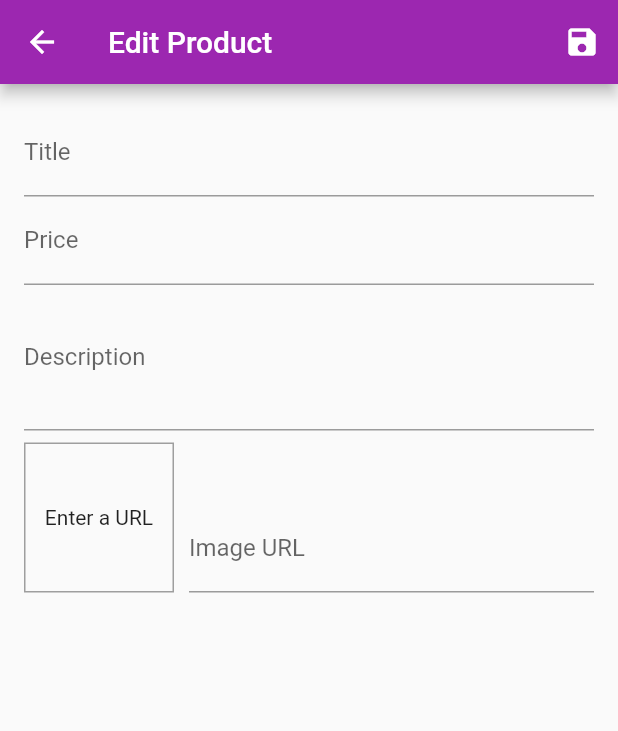
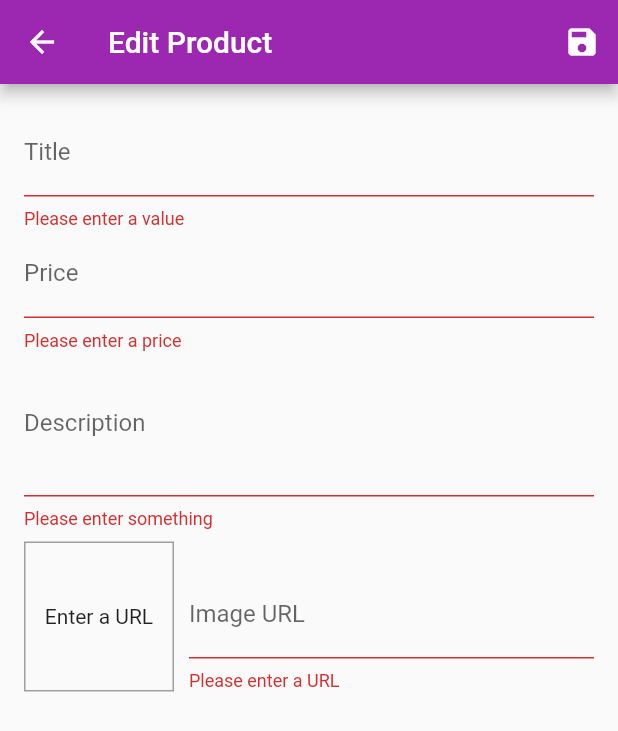
Before and after one commit to Nirbhay-nrb/The-Shop-App, a Flutter app: the EditProductScreen screen opened by its route, after a tap on the "save" icon, on a phone screen of 412 x 824 dp. Shown: the top 731 px of the screen. Run offline on Flutter 3.47's test engine with Material 2 defaults, Android fonts, the phone set to English and light mode, and no system bars; network calls fail.

Commit message:
saving forms, adding new products and editing products

```diff
--- a/the_shop_app/lib/screens/edit_product_screen.dart
+++ b/the_shop_app/lib/screens/edit_product_screen.dart
@@ -1,5 +1,7 @@
 import 'package:flutter/material.dart';
+import 'package:provider/provider.dart';
 import 'package:the_shop_app/providers/product.dart';
+import 'package:the_shop_app/providers/products_provider.dart';
 
 class EditProductScreen extends StatefulWidget {
   static const routeName = '/edit-product';
@@ -18,15 +20,55 @@ class _EditProductScreenState extends State<EditProductScreen> {
     price: 0,
     imageUrl: '',
   );
+  var _initValues = {
+    // will be used to initialize the textFormFields in case of editing or new product
+    'title': '',
+    'description': '',
+    'price': '',
+    'imageUrl': '',
+  };
+  var _isInit = true;
 
   @override
   void initState() {
     _imageUrlFocusNode.addListener(_updateImageUrl);
+    // you cannot use ModalRoute to access arguments in initstate so you have to use
+    // didChangeDependencies
     super.initState();
+  }
+
+  @override
+  void didChangeDependencies() {
+    // this will be run whenever there is any change
+    // but this also runs before the build is execute just like initstate
+
+    // as this will be executed multiple times, we need as bool variable to not let the code refresh the form again and again
+    if (_isInit) {
+      final productId = ModalRoute.of(context).settings.arguments as String;
+      if (productId != null) {
+        _editedProduct =
+            Provider.of<Products>(context, listen: false).findById(productId);
+        _initValues = {
+          'title': _editedProduct.title,
+          'description': _editedProduct.description,
+          'price': _editedProduct.price.toString(),
+          'imageUrl': '',
+        };
+        _imageUrlController.text = _editedProduct.imageUrl;
+      }
+    }
+    _isInit = false;
+    // once the arguments are fetched we can just turn this to false so that we dont fetch the arguements again and refresh the form
+    super.didChangeDependencies();
   }
 
   void _updateImageUrl() {
     if (!_imageUrlFocusNode.hasFocus) {
+      if (!_imageUrlController.text.startsWith('http') &&
+          !_imageUrlController.text.startsWith('https')) {
+        print(true);
+        return;
+      }
       setState(() {});
     }
   }
@@ -40,12 +82,28 @@ class _EditProductScreenState extends State<EditProductScreen> {
   }
 
   void _saveForm() {
+    final isValid = _form.currentState
+        .validate(); // returns true if all are true else return false
+    // triggers the validate function in every textFormField
+    if (!isValid) {
+      // incase the data is invalid, then the form wont be saved
+      return;
+    }
     _form.currentState
         .save(); // executes the onSaved function in every textFormField
     print(_editedProduct.title);
     print(_editedProduct.description);
     print(_editedProduct.price);
     print(_editedProduct.imageUrl);
+    if (_editedProduct.id != null) {
+      // a product will only have an ID if it is being edited
+      Provider.of<Products>(context, listen: false)
+          .updateProduct(_editedProduct.id, _editedProduct);
+      // editing the item
+    } else {
+      // adding a new product as the id is null
+      Provider.of<Products>(context, listen: false).addProduct(_editedProduct);
+    }
   }
 
   @override
@@ -69,6 +127,7 @@ class _EditProductScreenState extends State<EditProductScreen> {
               children: [
                 TextFormField(
                   decoration: InputDecoration(labelText: 'Title'),
+                  initialValue: _initValues['title'],
                   textInputAction: TextInputAction.next,
                   onSaved: (value) {
                     _editedProduct = Product(
@@ -76,12 +135,22 @@ class _EditProductScreenState extends State<EditProductScreen> {
                       description: _editedProduct.description,
                       price: _editedProduct.price,
                       imageUrl: _editedProduct.imageUrl,
-                      id: null,
+                      id: _editedProduct.id,
+                      isFavorite: _editedProduct.isFavorite,
                     );
+                  },
+                  validator: (value) {
+                    // null means correct , any string means its wrong and thats the message displayed
+                    if (value.isEmpty) {
+                      return 'Please enter a value'; // error message
+                      // if you want to change the style then add errorstyle attribute in decoration
+                    }
+                    return null; // valid title
                   },
                 ),
                 TextFormField(
                   decoration: InputDecoration(labelText: 'Price'),
+                  initialValue: _initValues['price'],
                   textInputAction: TextInputAction.next,
                   keyboardType: TextInputType.number,
                   onSaved: (value) {
@@ -90,12 +159,28 @@ class _EditProductScreenState extends State<EditProductScreen> {
                       description: _editedProduct.description,
                       price: double.parse(value),
                       imageUrl: _editedProduct.imageUrl,
-                      id: null,
+                      id: _editedProduct.id,
+                      isFavorite: _editedProduct.isFavorite,
                     );
+                  },
+                  validator: (value) {
+                    if (value.isEmpty) {
+                      return 'Please enter a price';
+                    }
+                    if (double.tryParse(value) == null) {
+                      // tryParse returns null if it fails to validate a number
+                      return 'Please enter a valid number';
+                    }
+                    if (double.parse(value) <= 0) {
+                      // if price is smaller than 0
+                      return 'Please enter a number greater than zero';
+                    }
+                    return null; // valid number
                   },
                 ),
                 TextFormField(
                   decoration: InputDecoration(labelText: 'Description'),
+                  initialValue: _initValues['description'],
                   maxLines: 3,
                   keyboardType: TextInputType.multiline,
                   onSaved: (value) {
@@ -104,8 +189,18 @@ class _EditProductScreenState extends State<EditProductScreen> {
                       description: value,
                       price: _editedProduct.price,
                       imageUrl: _editedProduct.imageUrl,
-                      id: null,
+                      id: _editedProduct.id,
+                      isFavorite: _editedProduct.isFavorite,
                     );
+                  },
+                  validator: (value) {
+                    if (value.isEmpty) {
+                      return 'Please enter something';
+                    }
+                    if (value.length < 10) {
+                      return 'Should be atleast 10 characters long';
+                    }
+                    return null; // valid description
                   },
                 ),
                 Row(
@@ -128,6 +223,8 @@ class _EditProductScreenState extends State<EditProductScreen> {
                     Expanded(
                       child: TextFormField(
                         decoration: InputDecoration(labelText: 'Image URL'),
+                        // initialValue: _initValues['imageUrl'], // you cannot set an initial value with a controller
+                        // therefore set the controller's value equal to the initial value
                         keyboardType: TextInputType.url,
                         textInputAction: TextInputAction.done,
                         controller: _imageUrlController,
@@ -144,8 +241,19 @@ class _EditProductScreenState extends State<EditProductScreen> {
                             description: _editedProduct.description,
                             price: _editedProduct.price,
                             imageUrl: value,
-                            id: null,
+                            id: _editedProduct.id,
+                            isFavorite: _editedProduct.isFavorite,
                           );
+                        },
+                        validator: (value) {
+                          if (value.isEmpty) {
+                            return 'Please enter a URL';
+                          }
+                          if (!value.startsWith('http') &&
+                              !value.startsWith('https')) {
+                            return 'Please enter a valid URL';
+                          }
+                          return null;
                         },
                       ),
                     ),
--- a/the_shop_app/lib/screens/user_products_screen.dart
+++ b/the_shop_app/lib/screens/user_products_screen.dart
@@ -32,6 +32,7 @@ class UserProductsScreen extends StatelessWidget {
           itemBuilder: (_, i) => Column(
             children: [
               UserProductItem(
+                id: productsData.items[i].id,
                 title: productsData.items[i].title,
                 imageUrl: productsData.items[i].imageUrl,
               ),
```
Also changed, not shown: the_shop_app/lib/providers/products_provider.dart (+17 -2 lines), the_shop_app/lib/widgets/user_product_item.dart (+7 -2 lines).
